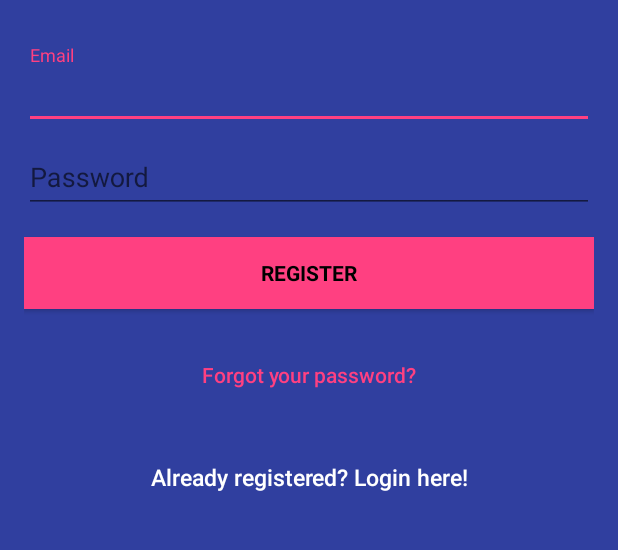
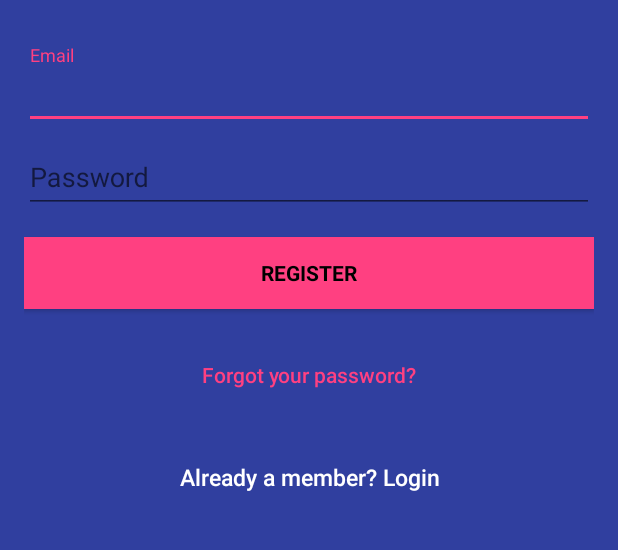
Before and after one commit to sc454/DukeStudy-AndroidApp, an Android app: the SignupActivity screen opened directly, with no data from a screen before it, on a phone screen of 412 x 824 dp, the part 436-986 px from its top. Run offline under Robolectric (Android 15) with nearby library versions, the phone set to English and light mode, and no system bars; our stand-ins replace Firebase (no records; nobody signed in at launch, a user with empty details on screens opened directly).

Commit message:
Tweaked strings

```diff
--- a/DukeStudy/app/src/main/res/values/strings.xml
+++ b/DukeStudy/app/src/main/res/values/strings.xml
@@ -47,8 +47,8 @@
     <string name="hint_password">Password</string>
     <string name="hint_name">Fullname</string>
     <string name="btn_login">LOGIN</string>
-    <string name="btn_link_to_register">Not a member? Register here!</string>
-    <string name="btn_link_to_login">Already registered? Login here!</string>
+    <string name="btn_link_to_register">Not a member? Register</string>
+    <string name="btn_link_to_login">Already a member? Login</string>
     <!-- <string name="title_activity_reset_password">ResetPasswordActivity</string> -->
     <string name="btn_forgot_password">Forgot your password?</string>
     <string name="btn_reset_password">Reset Password</string>
```
